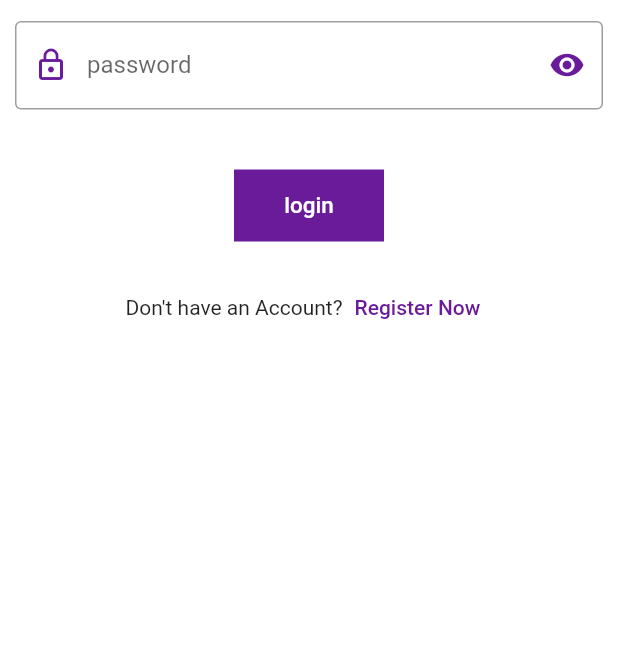
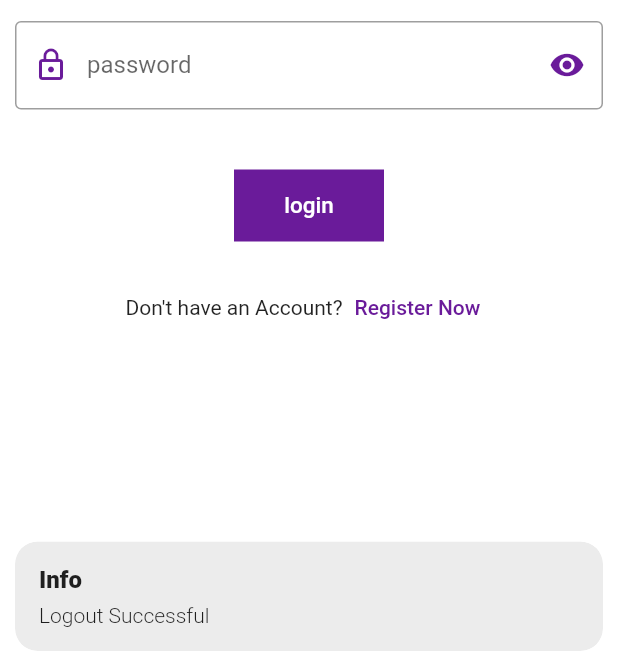
Before and after one commit to samtounsi/guidram-consultant-app, a Flutter app: the expert_profile screen opened directly, after a tap on the "logout" icon, on a phone screen of 412 x 824 dp, the part 585-1236 px from its top. Run offline on Flutter 3.47's test engine with Material 2 defaults, Android fonts, the phone set to English and light mode, and no system bars; our stand-ins replace dio, get, get_storage, image_picker, loader_overlay, multi_select_flutter and 1 more; missing offline and left inert: favorite_button, inspection; accounts and stored records are empty; network calls fail.

Commit message:
changes and linkning some bulshit

```diff
--- a/lib/Booked_appointments.dart
+++ b/lib/Booked_appointments.dart
@@ -82,7 +82,7 @@ class Booked_appointments extends StatelessWidget {
                             fontSize: 18.0,
                             fontWeight: FontWeight.w500,
                           ),
-                          "${expertController.expert?.name}",
+                          "Anonymose",
                         ),
                         SizedBox(
                           width: 50,
@@ -93,7 +93,7 @@ class Booked_appointments extends StatelessWidget {
                             fontSize: 14.0,
                             fontWeight: FontWeight.w400,
                           ),
-                          '${getDay(Bookapp.day!)+"  "+"${Bookapp.from}:00"}',
+                          '${getDay(Bookapp.day!)+"  "+"${Bookapp.from!<10?"0${Bookapp.from}":"${Bookapp.from}"}:00"}',
                         ),
                       ],
                     ),
--- a/lib/Consulting pages/ExpertByType.dart
+++ b/lib/Consulting pages/ExpertByType.dart
@@ -69,7 +69,7 @@ class ExpertsByType extends StatelessWidget {
         ),
         onPressed: () {
           Get.delete<VisitedExpertController>();
-          Get.to(expert_user_screen(expert.expertId!));
+          Get.to(expert_user_screen(),arguments:expert.expertId! );
         },
       );
 
@@ -99,7 +99,7 @@ class ExpertsByType extends StatelessWidget {
               width: 10.0,
             ),
             Text(
-              '${type} Consulting',
+              '$type Consulting',
               style: TextStyle(
                 color: Colors.white,
                 fontSize: 15.0,
--- a/lib/Counseling_Settings.dart
+++ b/lib/Counseling_Settings.dart
@@ -36,8 +36,8 @@ class Counseling {
 }
 AuthController authController=Get.put(AuthController());
 ExpertController expertController = Get.put(ExpertController(authController.stateId));
+class _Counseling_SettingsState extends State<Counseling_Settings> {
 
-class _Counseling_SettingsState extends State<Counseling_Settings> {
   var PriceController = TextEditingController();
   var startController = TextEditingController();
   var endController = TextEditingController();
@@ -100,6 +100,8 @@ class _Counseling_SettingsState extends State<Counseling_Settings> {
 
   @override
   Widget build(BuildContext context) {
+    print(authController.stateId);
+
     return Scaffold(
       appBar: AppBar(
         backgroundColor: Colors.purple[800],
--- a/lib/Expert_profile.dart
+++ b/lib/Expert_profile.dart
@@ -14,6 +14,7 @@ class expert_profile extends StatelessWidget {
   Widget build(BuildContext context) {
     AuthController authController=Get.put(AuthController());
     ExpertController expertController = Get.put(ExpertController(authController.stateId));
+    print(authController.stateId);
     return Scaffold(
       appBar: AppBar(
         backgroundColor: Colors.purple[800],
@@ -43,10 +44,17 @@ class expert_profile extends StatelessWidget {
               Icons.logout,
             ),
             onPressed: () {
-              //Navigation
-              Navigator.of(context).push(MaterialPageRoute(builder: (context) {
-                return Login();
-              }));
+              Get.offAll(()=>Login());
+              globals.tokken = "";
+              authController.isAuth(false);
+              authController.stateId=0;
+              authController.stateToken="";              //Navigation
+              Get.snackbar(
+                "Info",
+                "Logout Successful",
+                snackPosition: SnackPosition.BOTTOM,
+              );
+
             },
           ),
         ],
@@ -274,7 +282,7 @@ class expert_profile extends StatelessWidget {
                                       SizedBox(
                                         height: 10.0,
                                       ),
-                                      Text(maxLines: 2, 'Medical Consultation'),
+                                      Text(maxLines: 2, "${getConsultaions()}"),
                                     ],
                                   ),
                                 ],
@@ -355,7 +363,7 @@ class expert_profile extends StatelessWidget {
                                       SizedBox(
                                         height: 10.0,
                                       ),
-                                      Text('4'),
+                                      Text("${expertController.expert?.rate}"),
                                     ],
                                   ),
                                 ],
@@ -427,5 +435,15 @@ class expert_profile extends StatelessWidget {
         ),
       ),
     );
+
   }
+  getConsultaions(){
+    var consultaions="";
+    expertController.expert?.expertConsultationTypes!.forEach((element) {
+      consultaions+="${element.type!}  ";
+    });
+    return consultaions;
+  }
+
+
 }
--- a/lib/controllers/authController.dart
+++ b/lib/controllers/authController.dart
@@ -34,13 +34,13 @@ login(String email,String password)async{
     if(responseData['token'] != null) {
       var token = responseData['token'];
       isAuth(true);
+      Get.offAll(()=>Main_Screen());
+
       //  store in some state management
       globals.tokken=token;
       stateToken=token;
       stateId=responseData['user_id'];
       isExpert=responseData['is_expert'];
-        Get.offAll(()=>Main_Screen());
-
     } else {
       print("errrrrrrrrrrr");
       isAuth(false);
--- a/lib/controllers/expertcontroller.dart
+++ b/lib/controllers/expertcontroller.dart
@@ -8,6 +8,7 @@ import "package:http/http.dart" as http;
 import '../model/ListFreeTime.dart';
 
 class ExpertController extends GetxController {
+
   var isLoading = true.obs;
   var isLoading2=false.obs;
   Expert? expert;
@@ -69,6 +70,7 @@ class ExpertController extends GetxController {
 
   postSettings(cost,duration,List<dynamic> consultings) async {
     try {
+      print(id);
       isLoading(true);
       final Uri uri = Uri.parse("${globals.Uri}/api/expert/$id");
       final headers = {"Authorization": "Bearer ${globals.tokken}","Accept":" application/json"};
--- a/lib/main.dart
+++ b/lib/main.dart
@@ -31,7 +31,7 @@ class MyApp extends StatelessWidget {
   Widget build(BuildContext context) {
     return GetMaterialApp(
         debugShowCheckedModeBanner:false,
-        home:Appointment_Booking(),
+        home:Main_Screen(),
         theme: ThemeData(
           colorScheme: ThemeData().colorScheme.copyWith(
             primary: Colors.purple[800],
```
Also changed, not shown: lib/Appointment_Booking.dart (+8 -2 lines), lib/Main_Screen.dart (+25 -7 lines), lib/Search_screen.dart (+22 -17 lines), lib/controllers/searchController.dart (added, +61 -0 lines), lib/expert_user_screen.dart (+15 -8 lines).
